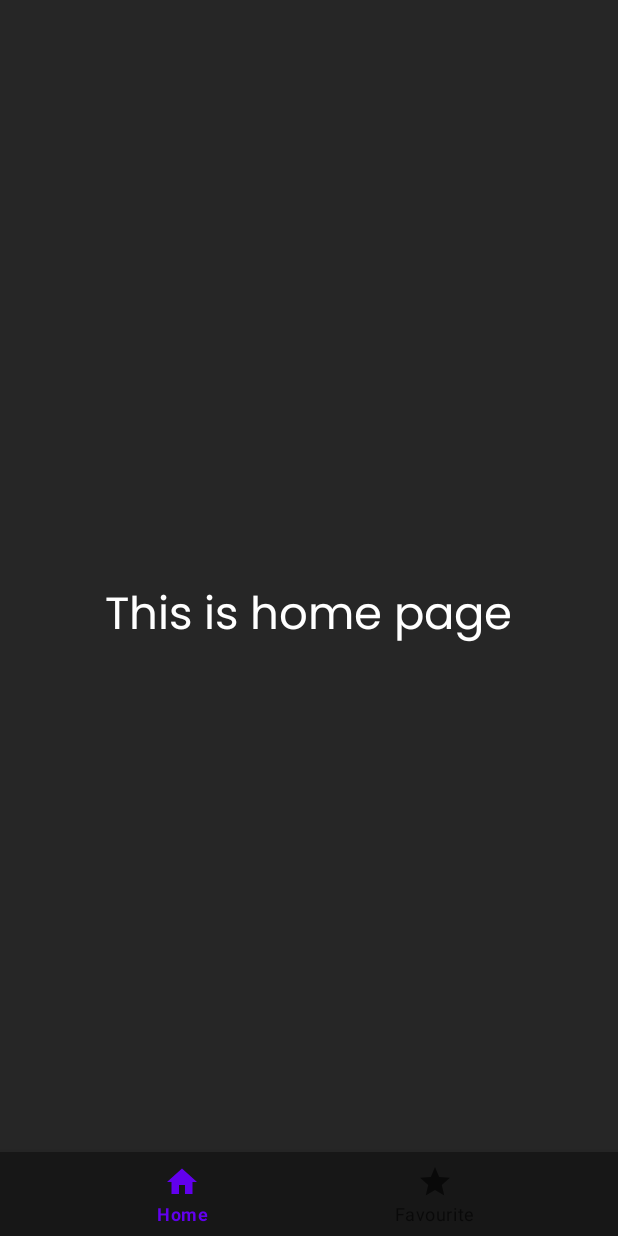
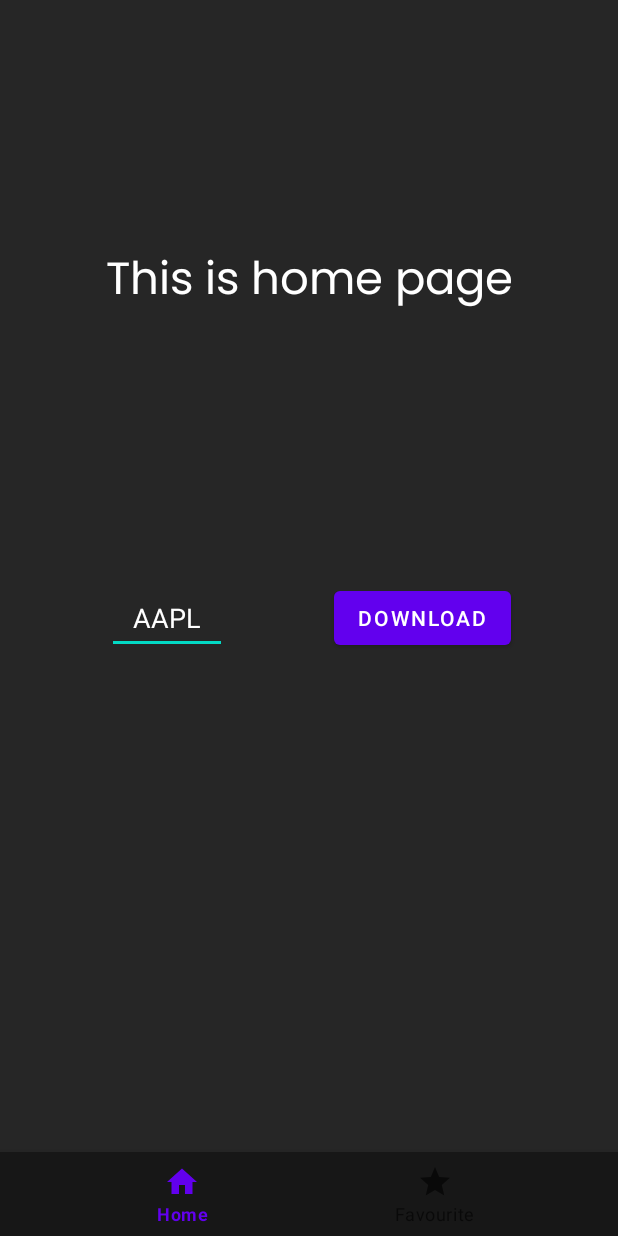
Before and after one commit to wongdaryl/cs205-portfolio, an Android app: the screen it shows after launch (MainActivity), on a phone screen of 412 x 824 dp. Run offline under Robolectric (Android 15) with nearby library versions, the phone set to English and light mode, and no system bars.

Commit message:
delete unnecessary code in home

```diff
--- a/app/src/main/java/com/example/stockportfolio/fragments/HomeFragment.java
+++ b/app/src/main/java/com/example/stockportfolio/fragments/HomeFragment.java
@@ -9,51 +9,15 @@ import androidx.fragment.app.Fragment;
 
 import com.example.stockportfolio.R;
 
-/**
- * A simple {@link Fragment} subclass.
- * Use the {@link HomeFragment#newInstance} factory method to
- * create an instance of this fragment.
- */
 public class HomeFragment extends Fragment {
-
-    // TODO: Rename parameter arguments, choose names that match
-    // the fragment initialization parameters, e.g. ARG_ITEM_NUMBER
-    private static final String ARG_PARAM1 = "param1";
-    private static final String ARG_PARAM2 = "param2";
-
-    // TODO: Rename and change types of parameters
-    private String mParam1;
-    private String mParam2;
 
     public HomeFragment() {
         // Required empty public constructor
     }
 
-    /**
-     * Use this factory method to create a new instance of
-     * this fragment using the provided parameters.
-     *
-     * @param param1 Parameter 1.
-     * @param param2 Parameter 2.
-     * @return A new instance of fragment HomeFragment.
-     */
-    // TODO: Rename and change types and number of parameters
-    public static HomeFragment newInstance(String param1, String param2) {
-        HomeFragment fragment = new HomeFragment();
-        Bundle args = new Bundle();
-        args.putString(ARG_PARAM1, param1);
-        args.putString(ARG_PARAM2, param2);
-        fragment.setArguments(args);
-        return fragment;
-    }
-
     @Override
     public void onCreate(Bundle savedInstanceState) {
         super.onCreate(savedInstanceState);
-        if (getArguments() != null) {
-            mParam1 = getArguments().getString(ARG_PARAM1);
-            mParam2 = getArguments().getString(ARG_PARAM2);
-        }
     }
 
     @Override
--- a/app/src/main/java/com/example/stockportfolio/services/StockService.java
+++ b/app/src/main/java/com/example/stockportfolio/services/StockService.java
@@ -29,7 +29,7 @@ public class StockService extends Service {
     private static final String REQUEST_METHOD = "GET";
     private static final int READ_TIMEOUT = 15000;
     private static final int CONNECTION_TIMEOUT = 15000;
-    private final String token = ""; // put your own token
+    private final String token = "c9577i2ad3icae7g5p6g"; // put your own token
     private Looper serviceLooper;
     private ServiceHandler serviceHandler;
     private String ticker = "MSFT";
--- a/app/src/main/res/layout/activity_main.xml
+++ b/app/src/main/res/layout/activity_main.xml
@@ -7,9 +7,9 @@
     tools:context=".MainActivity">
 
     <FrameLayout
+        android:id="@+id/container"
         android:layout_width="match_parent"
-        android:layout_height="match_parent"
-        android:id="@+id/container" />
+        android:layout_height="match_parent" />
 
     <com.google.android.material.bottomnavigation.BottomNavigationView
         android:layout_width="match_parent"
--- a/app/src/main/res/layout/fragment_home.xml
+++ b/app/src/main/res/layout/fragment_home.xml
@@ -1,17 +1,51 @@
 <?xml version="1.0" encoding="utf-8"?>
 <RelativeLayout xmlns:android="http://schemas.android.com/apk/res/android"
+    xmlns:app="http://schemas.android.com/apk/res-auto"
     xmlns:tools="http://schemas.android.com/tools"
     android:layout_width="match_parent"
     android:layout_height="match_parent"
     tools:context=".fragments.HomeFragment"
     android:background="@color/neutral_800">
 
-    <TextView
-        android:layout_width="wrap_content"
-        android:layout_height="wrap_content"
-        android:layout_centerInParent="true"
-        android:fontFamily="@font/poppins_regular"
-        android:text="@string/welcome_fragment"
-        android:textColor="@color/white"
-        android:textSize="30dp" />
+    <androidx.constraintlayout.widget.ConstraintLayout
+        android:layout_width="match_parent"
+        android:layout_height="match_parent">
+
+        <EditText
+            android:id="@+id/ticker0"
+            android:layout_width="80dp"
+            android:layout_height="48dp"
+            android:text="AAPL"
+            android:textAlignment="center"
+
+            android:textColor="@color/white"
+            app:layout_constraintBottom_toBottomOf="parent"
+            app:layout_constraintEnd_toStartOf="@+id/start0"
+            app:layout_constraintStart_toStartOf="parent"
+            app:layout_constraintTop_toTopOf="parent" />
+
+        <Button
+            android:id="@+id/start0"
+            android:layout_width="wrap_content"
+            android:layout_height="wrap_content"
+            android:text="Download"
+            app:layout_constraintBottom_toBottomOf="parent"
+            app:layout_constraintEnd_toEndOf="parent"
+            app:layout_constraintHorizontal_bias="0.577"
+            app:layout_constraintStart_toEndOf="@+id/ticker0"
+            app:layout_constraintTop_toTopOf="parent" />
+
+        <TextView
+            android:layout_width="wrap_content"
+            android:layout_height="53dp"
+            android:layout_marginTop="164dp"
+            android:fontFamily="@font/poppins_regular"
+            android:text="@string/welcome_fragment"
+            android:textAlignment="center"
+            android:textColor="@color/white"
+            android:textSize="30sp"
+            app:layout_constraintEnd_toEndOf="parent"
+            app:layout_constraintStart_toStartOf="parent"
+            app:layout_constraintTop_toTopOf="parent" />
+    </androidx.constraintlayout.widget.ConstraintLayout>
 </RelativeLayout>
```
